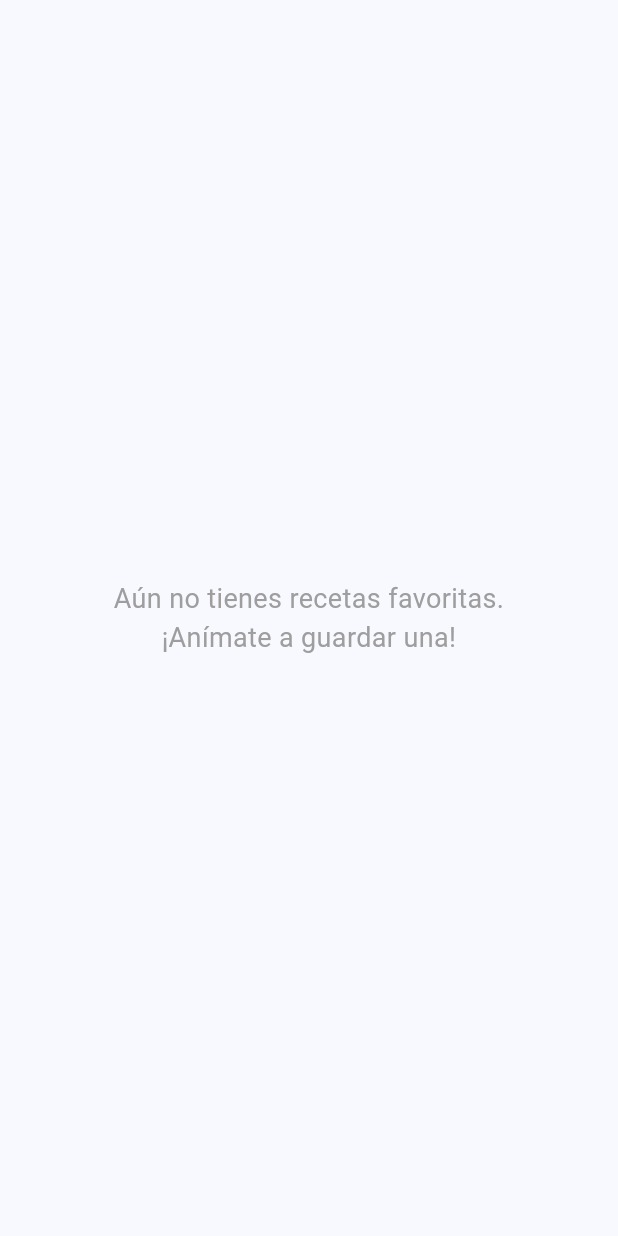
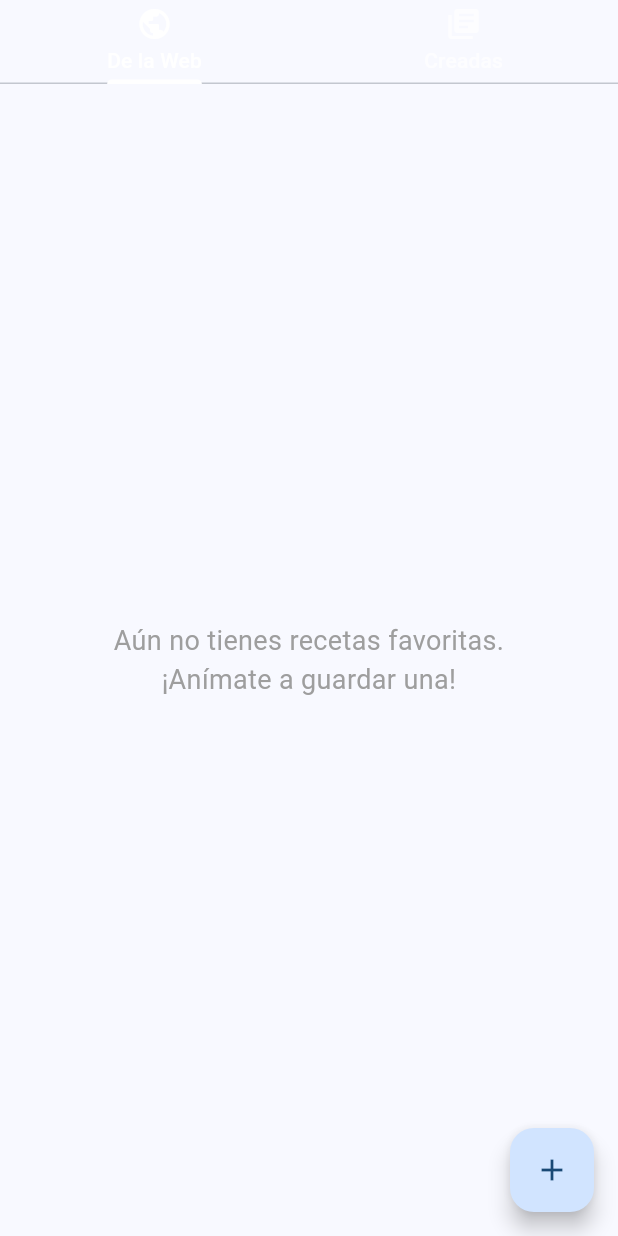
Before and after one commit to dchrb28-netizen/msa_nuevo, a Flutter app: the FavoriteRecipesTab screen opened directly, on a phone screen of 412 x 824 dp. Run offline on Flutter 3.47's test engine with Material 3 defaults, Android fonts, the phone set to English and light mode, and no system bars; our stand-ins replace google_fonts, hive, hive_flutter, image_picker, percent_indicator, rive and 6 more; missing offline and left inert: flex_color_picker; accounts and stored records are empty.

Commit message:
feat: Reestructura la navegación de recetas y favoritos

```diff
--- a/lib/screens/recipes/recipes_screen.dart
+++ b/lib/screens/recipes/recipes_screen.dart
@@ -1,8 +1,8 @@
 
-import 'dart:ui';
 import 'package:flutter/foundation.dart' show kIsWeb;
 import 'package:flutter/material.dart';
 import 'package:hive_flutter/hive_flutter.dart';
+import 'package:myapp/screens/recipes/add_recipe_screen.dart';
 import 'package:myapp/services/recipe_service.dart';
 import 'package:myapp/models/recipe.dart';
 import 'package:url_launcher/url_launcher.dart';
@@ -489,10 +489,62 @@ class _CategoryButton extends StatelessWidget {
 
 
 
-class FavoriteRecipesTab extends StatelessWidget {
+class FavoriteRecipesTab extends StatefulWidget {
   const FavoriteRecipesTab({super.key});
 
   @override
+  State<FavoriteRecipesTab> createState() => _FavoriteRecipesTabState();
+}
+
+class _FavoriteRecipesTabState extends State<FavoriteRecipesTab> with SingleTickerProviderStateMixin {
+  late TabController _innerTabController;
+
+  @override
+  void initState() {
+    super.initState();
+    _innerTabController = TabController(length: 2, vsync: this);
+  }
+
+  @override
+  void dispose() {
+    _innerTabController.dispose();
+    super.dispose();
+  }
+
+  @override
+  Widget build(BuildContext context) {
+    return Scaffold(
+      appBar: PreferredSize(
+        preferredSize: const Size.fromHeight(kToolbarHeight),
+        child: TabBar(
+          controller: _innerTabController,
+          tabs: const [
+            Tab(icon: Icon(Icons.public), text: 'De la Web'),
+            Tab(icon: Icon(Icons.my_library_books), text: 'Creadas'),
+          ],
+        ),
+      ),
+      body: TabBarView(
+        controller: _innerTabController,
+        children: const [
+          WebFavoritesTab(),
+          CreatedRecipesTab(),
+        ],
+      ),
+      floatingActionButton: FloatingActionButton(
+        onPressed: () {
+          Navigator.push(context, MaterialPageRoute(builder: (context) => const AddRecipeScreen()));
+        },
+        child: const Icon(Icons.add),
+      ),
+    );
+  }
+}
+
+class WebFavoritesTab extends StatelessWidget {
+  const WebFavoritesTab({super.key});
+
+ @override
   Widget build(BuildContext context) {
     final favoritesBox = Hive.box<Recipe>('favorite_recipes');
 
@@ -611,3 +663,19 @@ class FavoriteRecipesTab extends StatelessWidget {
     );
   }
 }
+
+class CreatedRecipesTab extends StatelessWidget {
+  const CreatedRecipesTab({super.key});
+
+  @override
+  Widget build(BuildContext context) {
+    // TODO: Implement the list of created recipes
+    return const Center(
+      child: Text(
+        'Aquí verás las recetas que has creado.\n¡Usa el botón + para añadir una!',
+        textAlign: TextAlign.center,
+        style: TextStyle(fontSize: 18, color: Colors.grey),
+      ),
+    );
+  }
+}
--- a/lib/widgets/drawer_menu.dart
+++ b/lib/widgets/drawer_menu.dart
@@ -10,7 +10,6 @@ import 'package:myapp/screens/habits/reminders_screen.dart';
 import 'package:myapp/screens/logs_screen.dart';
 import 'package:myapp/screens/main_screen.dart';
 import 'package:myapp/screens/profile_screen.dart';
-import 'package:myapp/screens/recipes/add_recipe_screen.dart';
 import 'package:myapp/screens/recipes/recipes_screen.dart';
 import 'package:myapp/screens/settings/about_screen.dart';
 import 'package:myapp/screens/settings/edit_profile_screen.dart';
@@ -111,10 +110,9 @@ class DrawerMenu extends StatelessWidget {
             buildListTile(context, icon: Icons.fastfood, iconColor: Colors.yellow[700]!, title: 'Comidas', destination: const LogsScreen(initialTabIndex: 1)),
             buildListTile(context, icon: Icons.straighten, iconColor: Colors.teal, title: 'Medidas', destination: const LogsScreen(initialTabIndex: 2)),
           ]),
-           _buildExpansionTile(context, title: 'Mis Recetas', icon: Icons.menu_book, iconColor: Colors.brown[600]!, children: [
-            buildListTile(context, icon: Icons.receipt_long, iconColor: Colors.orange[800]!, title: 'Recetas', destination: const RecipesScreen(initialTabIndex: 0)),
+          _buildExpansionTile(context, title: 'Mis Recetas', icon: Icons.menu_book, iconColor: Colors.brown[600]!, children: [
+            buildListTile(context, icon: Icons.receipt_long, iconColor: Colors.orange[800]!, title: 'Buscar Recetas', destination: const RecipesScreen(initialTabIndex: 0)),
             buildListTile(context, icon: Icons.favorite, iconColor: Colors.red[400]!, title: 'Recetas Favoritas', destination: const RecipesScreen(initialTabIndex: 1)),
-            buildListTile(context, icon: Icons.add_circle, iconColor: Colors.green[600]!, title: 'Añadir Receta', destination: const AddRecipeScreen()),
           ]),
           _buildExpansionTile(context, title: 'Entrenamiento', icon: Icons.fitness_center, iconColor: Colors.red[700]!, children: [
             buildListTile(context, icon: Icons.directions_run, iconColor: Colors.blue[700]!, title: 'Ejercicios', destination: const TrainingMainScreen(initialTabIndex: 0)),
```
Also changed, not shown: lib/screens/recipes/created_recipes_screen.dart (added, +18 -0 lines), lib/screens/recipes/web_recipes_screen.dart (added, +18 -0 lines).
